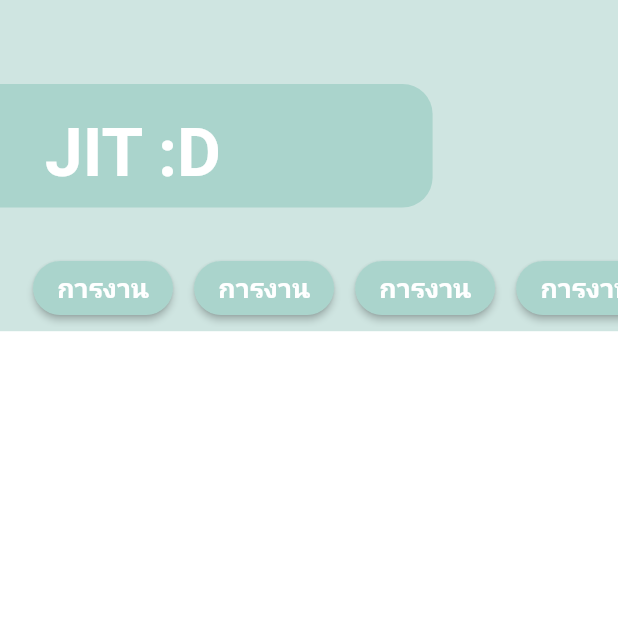
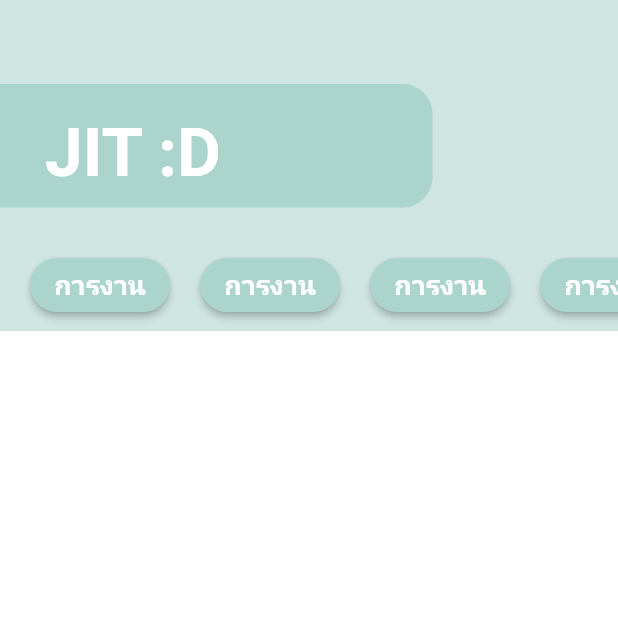
Before and after one commit to aofattaporn/jitD_fronted, a Flutter app: the HomePage screen opened directly, on a phone screen of 412 x 824 dp, the top half of it. Run offline on Flutter 3.47's test engine with Material 2 defaults, Android fonts, the phone set to English and light mode, and no system bars; our stand-ins replace bloc, equatable, firebase_auth, firebase_core, flutter_bloc, flutter_cache_manager and 3 more; missing offline and left inert: dart:ffi, flutter_facebook_auth; accounts and stored records are empty.

Commit message:
Change hard code

```diff
--- a/lib/App.dart
+++ b/lib/App.dart
@@ -11,7 +11,7 @@ class App extends StatelessWidget {
   Widget build(BuildContext context) {
     return const MaterialApp(
       debugShowCheckedModeBanner: false,
-      home: SignUp(),
+      home: HomePage(),
       // home:
     );
   }
--- a/lib/src/data/models/cat_model.dart
+++ b/lib/src/data/models/cat_model.dart
@@ -0,0 +1,33 @@
+import 'package:flutter/material.dart';
+import 'package:jitd_client/src/constant.dart';
+
+class Category extends StatelessWidget {
+  @override
+  Widget build(BuildContext context) {
+    return SingleChildScrollView(
+          child: Row(
+            children: [
+              Container(
+                padding: EdgeInsets.only(top: 110,left: 20),
+                child: ElevatedButton(
+                  child: Text('การงาน'),
+                  style: TextButton.styleFrom(
+                    primary: Colors.white,
+                    backgroundColor: primaryColor,
+                    textStyle: TextStyle(
+                      fontSize: 18,
+                      fontWeight: FontWeight.bold,
+                    ),
+                    elevation: 2,
+                    shape: RoundedRectangleBorder(
+                      borderRadius: BorderRadius.circular(20),
+                    ),
+                  ),
+                  onPressed: () {},
+                ),
+              ),
+        ],
+      ),
+    );
+  }
+}
--- a/lib/src/screens/HomePage.dart
+++ b/lib/src/screens/HomePage.dart
@@ -5,6 +5,7 @@ import 'package:flutter/material.dart';
 import 'package:flutter_bloc/flutter_bloc.dart';
 import 'package:jitd_client/src/constant.dart';
 
+import 'package:jitd_client/src/data/models/cat_model.dart';
 import '../blocs/counter/counter_bloc.dart';
 import '../blocs/counter/counter_event.dart';
 
@@ -60,94 +61,13 @@ class HomePage extends StatelessWidget {
             //     )
             //   ],
             // ),
-
-            SingleChildScrollView(
-              scrollDirection: Axis.horizontal,
-              child: Row(
-                mainAxisAlignment: MainAxisAlignment.start,
-                children: [
-                  Container(
-                    padding: EdgeInsets.only(top: 110, left: 20),
-                    margin: EdgeInsets.all(2),
-                    child: ElevatedButton(
-                      child: Text('การงาน'),
-                      style: TextButton.styleFrom(
-                        primary: Colors.white,
-                        backgroundColor: primaryColor,
-                        textStyle: TextStyle(
-                          fontSize: 18,
-                          fontWeight: FontWeight.bold,
-                        ),
-                        elevation: 2,
-                        shape: RoundedRectangleBorder(
-                          borderRadius: BorderRadius.circular(20),
-                        ),
-                      ),
-                      onPressed: () {},
-                    ),
-                  ),
-                  Container(
-                    padding: EdgeInsets.only(top: 110, left: 10),
-                    margin: EdgeInsets.all(2),
-                    child: ElevatedButton(
-                      child: Text('การงาน'),
-                      style: TextButton.styleFrom(
-                        primary: Colors.white,
-                        backgroundColor: primaryColor,
-                        textStyle: TextStyle(
-                          fontSize: 18,
-                          fontWeight: FontWeight.bold,
-                        ),
-                        elevation: 2,
-                        shape: RoundedRectangleBorder(
-                          borderRadius: BorderRadius.circular(20),
-                        ),
-                      ),
-                      onPressed: () {},
-                    ),
-                  ),
-                  Container(
-                    padding: EdgeInsets.only(top: 110, left: 10),
-                    margin: EdgeInsets.all(2),
-                    child: ElevatedButton(
-                      child: Text('การงาน'),
-                      style: TextButton.styleFrom(
-                        primary: Colors.white,
-                        backgroundColor: primaryColor,
-                        textStyle: TextStyle(
-                          fontSize: 18,
-                          fontWeight: FontWeight.bold,
-                        ),
-                        elevation: 2,
-                        shape: RoundedRectangleBorder(
-                          borderRadius: BorderRadius.circular(20),
-                        ),
-                      ),
-                      onPressed: () {},
-                    ),
-                  ),
-                  Container(
-                    padding: EdgeInsets.only(top: 110, left: 10),
-                    margin: EdgeInsets.all(2),
-                    child: ElevatedButton(
-                      child: Text('การงาน'),
-                      style: TextButton.styleFrom(
-                        primary: Colors.white,
-                        backgroundColor: primaryColor,
-                        textStyle: TextStyle(
-                          fontSize: 18,
-                          fontWeight: FontWeight.bold,
-                        ),
-                        elevation: 2,
-                        shape: RoundedRectangleBorder(
-                          borderRadius: BorderRadius.circular(20),
-                        ),
-                      ),
-                      onPressed: () {},
-                    ),
-                  ),
-                ],
-              ),
+            Expanded(
+              child: ListView.builder(
+                  itemCount: 6,
+                  scrollDirection: Axis.horizontal,
+                  itemBuilder: (context,index){
+                return Category();
+              }),
             ),
           ],
         ),
```
Also changed, not shown: pubspec.lock.
